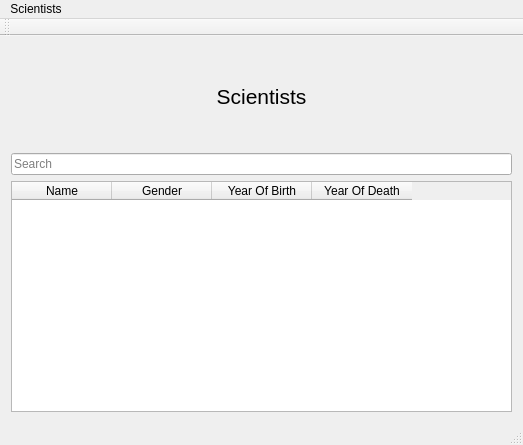
The window that GUI-verklegtVika3/mainwindow.ui (streamerinn/Verklegt-1) describes before a commit, drawn with Qt 5.
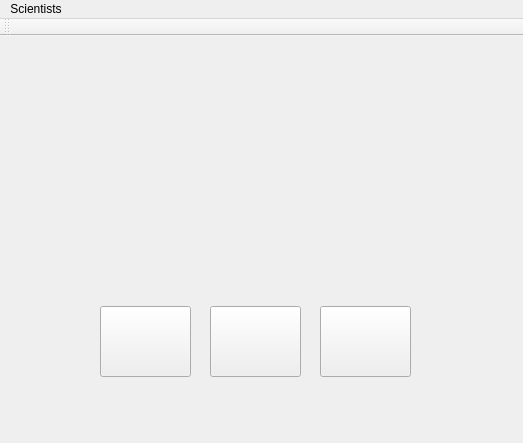
The same window after the commit. Icons and pictures are not drawn.

Commit message: kominn basic mainwindow.ui fæll, ekki mjög fallegur

Patch:
```diff
--- a/GUI-verklegtVika3/mainwindow.ui
+++ b/GUI-verklegtVika3/mainwindow.ui
@@ -7,59 +7,81 @@
     <x>0</x>
     <y>0</y>
     <width>523</width>
-    <height>445</height>
+    <height>443</height>
    </rect>
   </property>
   <property name="windowTitle">
    <string>MainWindow</string>
   </property>
   <widget class="QWidget" name="centralWidget">
-   <layout class="QGridLayout" name="gridLayout">
-    <item row="1" column="0">
-     <widget class="QLineEdit" name="ScientistSearch">
-      <property name="placeholderText">
-       <string>Search</string>
-      </property>
-     </widget>
-    </item>
-    <item row="0" column="0">
-     <widget class="QLabel" name="label">
+   <widget class="QPushButton" name="button_computers">
+    <property name="enabled">
+     <bool>true</bool>
+    </property>
+    <property name="geometry">
+     <rect>
+      <x>100</x>
+      <y>270</y>
+      <width>91</width>
+      <height>71</height>
+     </rect>
+    </property>
       <property name="text">
-       <string>&lt;html&gt;&lt;head/&gt;&lt;body&gt;&lt;p align=&quot;center&quot;&gt;&lt;span style=&quot; font-size:16pt;&quot;&gt;Scientists&lt;/span&gt;&lt;/p&gt;&lt;/body&gt;&lt;/html&gt;</string>
-      </property>
-     </widget>
-    </item>
-    <item row="2" column="0">
-     <widget class="QTableWidget" name="ScientistTable">
-      <property name="maximumSize">
+     <string/>
+    </property>
+    <property name="icon">
+     <iconset resource="resource.qrc">
+      <normaloff>:/images/pictures/comp.png</normaloff>:/images/pictures/comp.png</iconset>
+    </property>
+    <property name="iconSize">
        <size>
-        <width>501</width>
-        <height>231</height>
-       </size>
-      </property>
-      <column>
-       <property name="text">
-        <string>Name</string>
-       </property>
-      </column>
-      <column>
-       <property name="text">
-        <string>Gender</string>
-       </property>
-      </column>
-      <column>
+      <width>50</width>
+      <height>50</height>
+     </size>
+    </property>
+   </widget>
+   <widget class="QPushButton" name="button_scientist">
+    <property name="enabled">
+     <bool>true</bool>
+    </property>
+    <property name="geometry">
+     <rect>
+      <x>210</x>
+      <y>270</y>
+      <width>91</width>
+      <height>71</height>
+     </rect>
+    </property>
        <property name="text">
-        <string>Year Of Birth</string>
-       </property>
-      </column>
-      <column>
+     <string/>
+    </property>
+    <property name="icon">
+     <iconset resource="resource.qrc">
+      <normaloff>:/images/pictures/viso.png</normaloff>:/images/pictures/viso.png</iconset>
+    </property>
+    <property name="iconSize">
+     <size>
+      <width>50</width>
+      <height>50</height>
+     </size>
+    </property>
+   </widget>
+   <widget class="QPushButton" name="button_linked">
+    <property name="enabled">
+     <bool>true</bool>
+    </property>
+    <property name="geometry">
+     <rect>
+      <x>320</x>
+      <y>270</y>
+      <width>91</width>
+      <height>71</height>
+     </rect>
+    </property>
        <property name="text">
-        <string>Year Of Death</string>
-       </property>
-      </column>
-     </widget>
-    </item>
-   </layout>
+     <string/>
+    </property>
+   </widget>
   </widget>
   <widget class="QMenuBar" name="menuBar">
    <property name="geometry">
@@ -85,7 +107,6 @@
     <bool>false</bool>
    </attribute>
   </widget>
-  <widget class="QStatusBar" name="statusBar"/>
  </widget>
  <layoutdefault spacing="6" margin="11"/>
  <resources/>
```
Left out of the diff: 6 changed lines with no effect on the pictures. Lines whose indentation alone changed are shown as unchanged. The commit also changes 7 other files.
